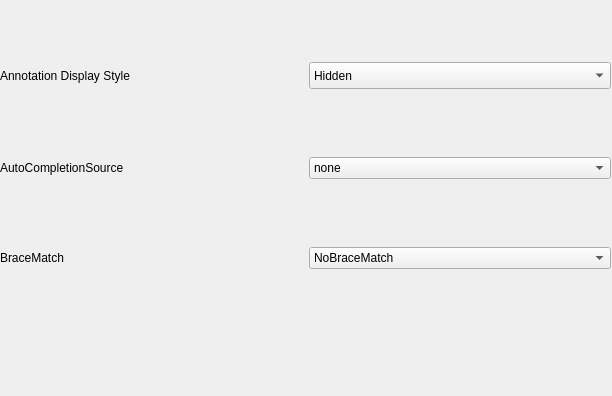
The window that codeeditorconfiger.ui (fzyz999/Lucky_OIer) describes before a commit, drawn with Qt 5.
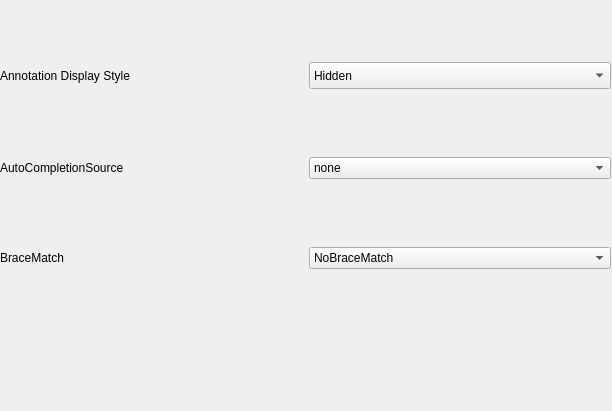
The same window after the commit.

Diff of the .ui file:
```diff
--- a/codeeditorconfiger.ui
+++ b/codeeditorconfiger.ui
@@ -7,13 +7,13 @@
     <x>0</x>
     <y>0</y>
     <width>612</width>
-    <height>396</height>
+    <height>411</height>
    </rect>
   </property>
   <property name="windowTitle">
    <string>Form</string>
   </property>
-  <widget class="QWidget" name="">
+  <widget class="QWidget" name="layoutWidget">
    <property name="geometry">
     <rect>
      <x>0</x>
```
